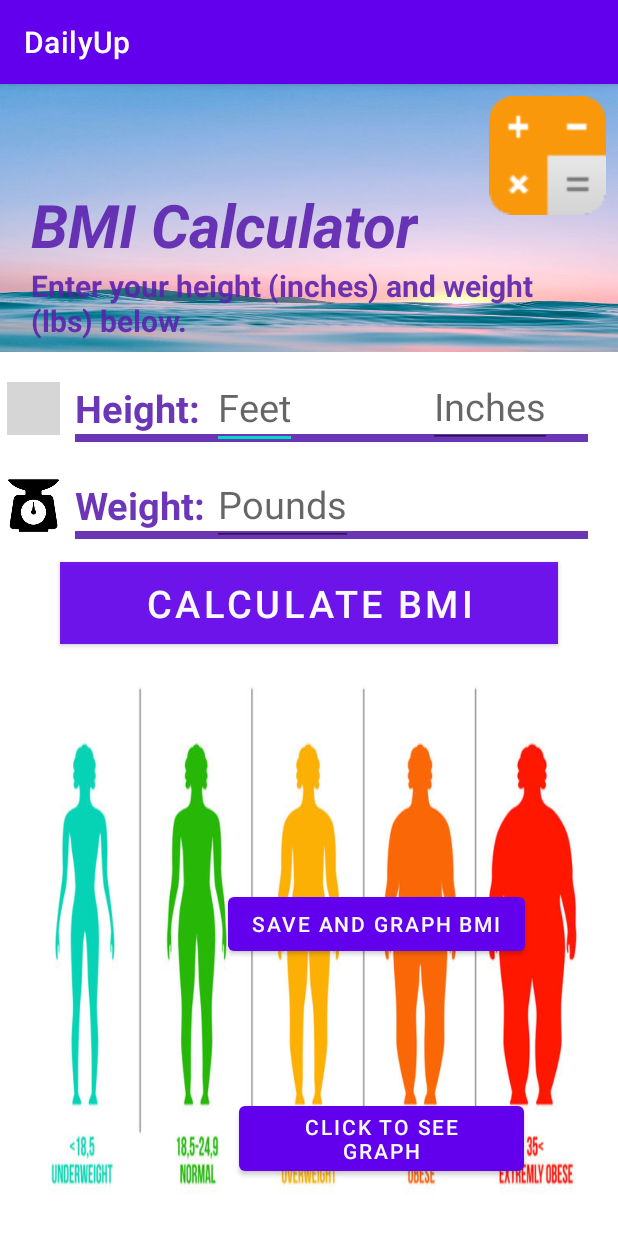
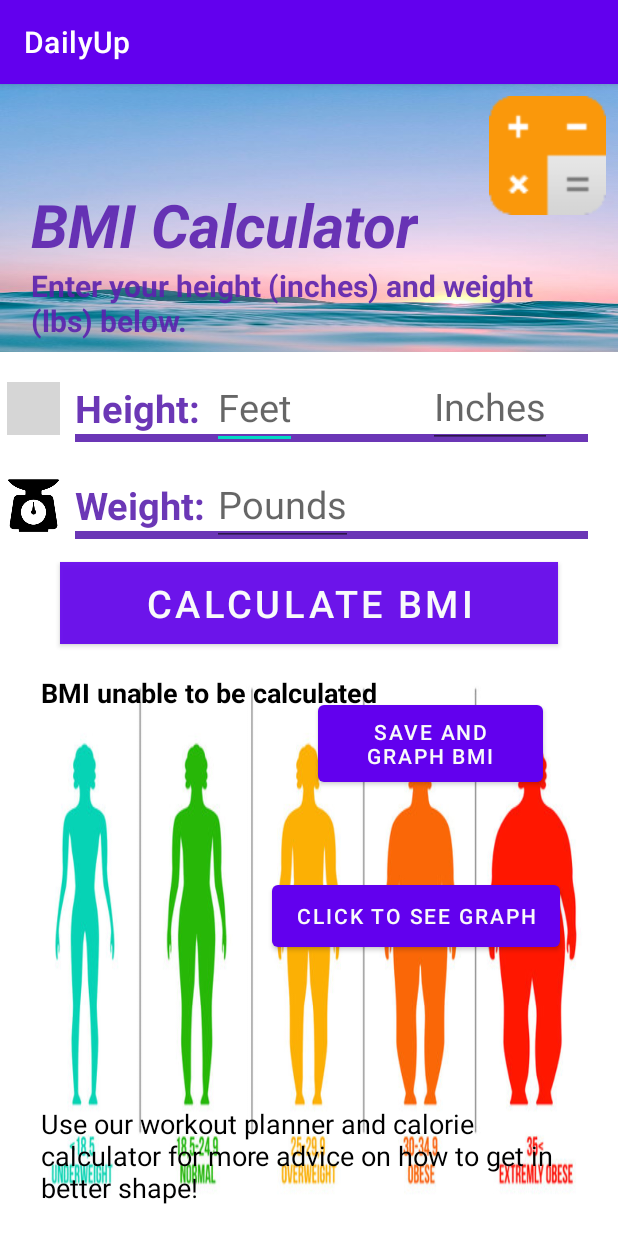
Before and after one commit to LeeleeLiang/Health434, an Android app: the screen it shows after launch (BMICalculator), after a tap on "CALCULATE BMI", on a phone screen of 412 x 824 dp. Run offline under Robolectric (Android 15) with nearby library versions, the phone set to English and light mode, and no system bars; grey boxes are pictures that could not be loaded.

Commit message:
error message added for no data input

```diff
--- a/DailyUp/app/src/main/java/com/example/dailyup/BMICalculator.java
+++ b/DailyUp/app/src/main/java/com/example/dailyup/BMICalculator.java
@@ -183,6 +183,10 @@ public class BMICalculator extends AppCompatActivity {
             extra.setText(R.string.extra);
 
         }
+        else {
+            bmi_result.setText("BMI unable to be calculated");
+            extra.setText(R.string.extra);
+        }
     }
 
     public void reveal() {
--- a/DailyUp/app/src/main/java/com/example/dailyup/DietPlanner.java
+++ b/DailyUp/app/src/main/java/com/example/dailyup/DietPlanner.java
@@ -176,6 +176,10 @@ public class DietPlanner extends AppCompatActivity {
             lose.setText(loss_status);
             extra.setText(R.string.extra);
         }
+        else {
+            calorie_result.setText("BMI unable to be calculated");
+            extra.setText(R.string.extra);
+        }
     }
 
 }
--- a/DailyUp/app/src/main/res/layout/bmi_result.xml
+++ b/DailyUp/app/src/main/res/layout/bmi_result.xml
@@ -8,22 +8,23 @@
 
     <Button
         android:id="@+id/openGraph"
-        android:layout_width="190dp"
-        android:layout_height="wrap_content"
-        android:layout_marginStart="159dp"
-        android:layout_marginTop="20dp"
-        android:layout_marginBottom="22dp"
+        android:layout_width="192dp"
+        android:layout_height="53dp"
+        android:layout_marginStart="178dp"
+        android:layout_marginTop="528dp"
+        android:layout_marginEnd="25dp"
         android:text="Click to see graph"
-        app:layout_constraintBottom_toTopOf="@+id/extra"
+        app:layout_constraintEnd_toEndOf="parent"
+        app:layout_constraintHorizontal_bias="0.2"
         app:layout_constraintStart_toStartOf="parent"
-        app:layout_constraintTop_toBottomOf="@+id/recBMI" />
+        app:layout_constraintTop_toTopOf="parent" />
 
     <Button
         android:id="@+id/saveButton"
-        android:layout_width="wrap_content"
-        android:layout_height="wrap_content"
-        android:layout_marginStart="152dp"
-        android:layout_marginTop="536dp"
+        android:layout_width="150dp"
+        android:layout_height="63dp"
+        android:layout_marginStart="212dp"
+        android:layout_marginTop="408dp"
         android:text="Save and Graph BMI"
         app:layout_constraintStart_toStartOf="parent"
         app:layout_constraintTop_toTopOf="parent" />
```
Also changed, not shown: DailyUp/app/src/main/res/layout/activity_bmi_graph.xml (+9 -7 lines).
